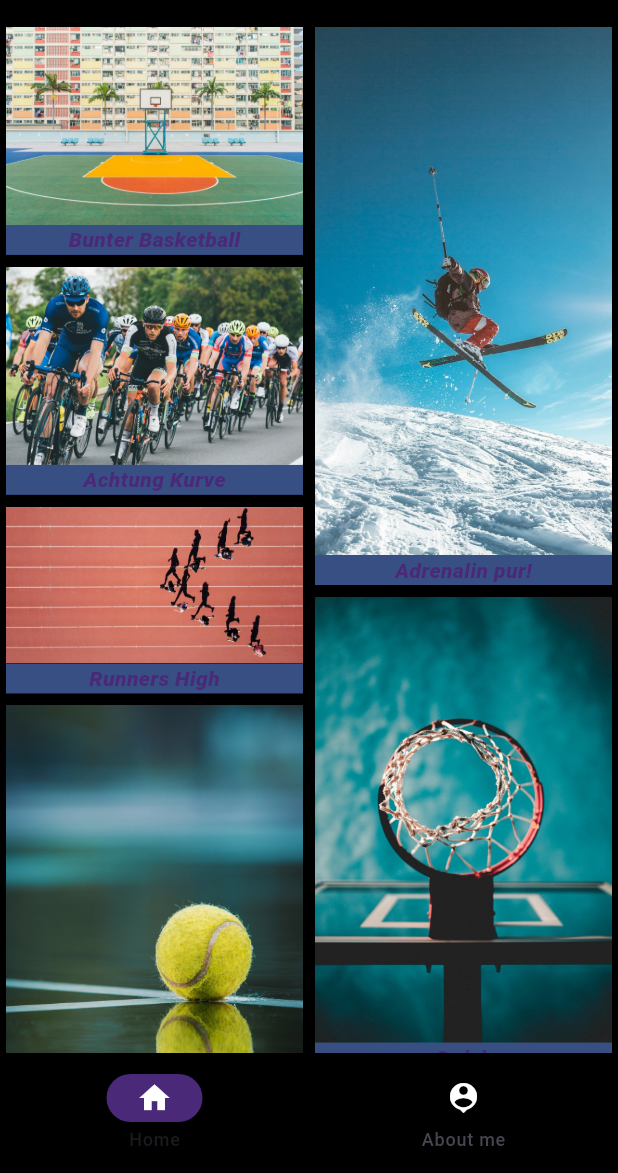
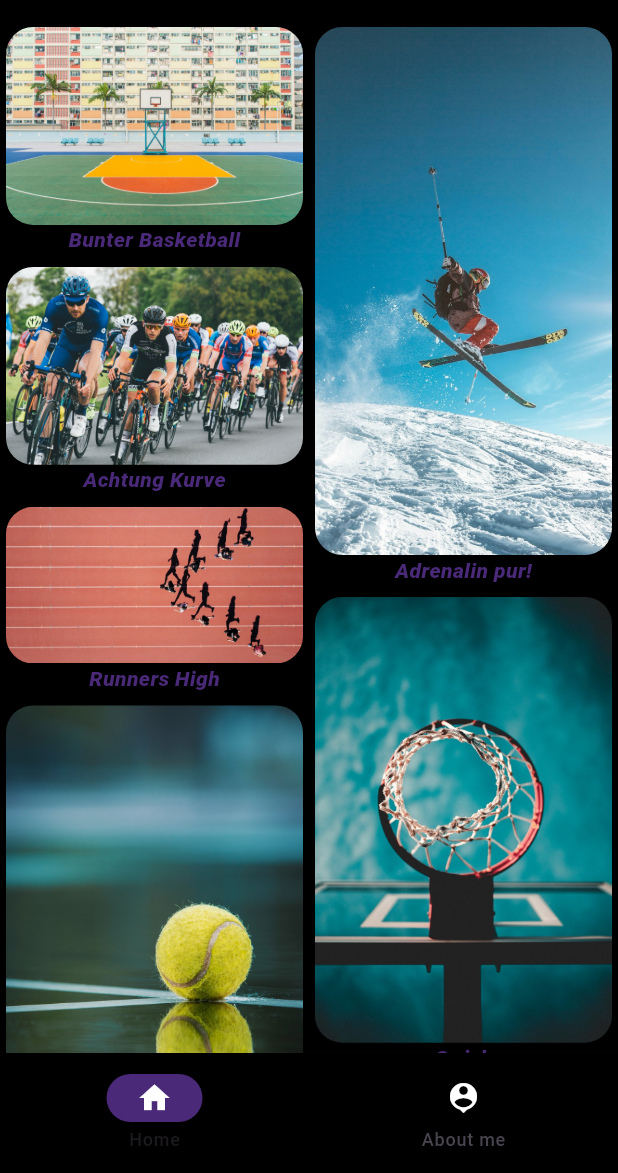
Before and after one commit to Seno91/bildergalerie_app, a Flutter app: the screen it shows after launch, on a phone screen of 412 x 824 dp, the part 63-1236 px from its top. Run offline on Flutter 3.47's test engine with Material 3 defaults, Android fonts, the phone set to English and light mode, and no system bars.

Commit message:
Added ClipRRect for Borderradius

```diff
--- a/lib/features/screens/gallery_screen.dart
+++ b/lib/features/screens/gallery_screen.dart
@@ -28,12 +28,10 @@ class GalleryScreen extends StatelessWidget {
           },
           child: Column(
             children: [
-              Image.asset(galleryData[index].imagePath),
-              Container(
-                color: const Color.fromARGB(146, 98, 138, 231),
-                child: Row(
-                  children: [
-                    const Spacer(),
+              ClipRRect(
+                borderRadius: BorderRadius.circular(18),
+                child: Image.asset(galleryData[index].imagePath),
+              ),
               Text(
                 galleryData[index].imageTitle,
                 style: const TextStyle(
@@ -43,10 +41,6 @@ class GalleryScreen extends StatelessWidget {
                   fontStyle: FontStyle.italic,
                 ),
               ),
-                    const Spacer()
-                  ],
-                ),
-              ),
             ],
           ),
         ),
```
Lines whose indentation alone changed are shown as unchanged.
